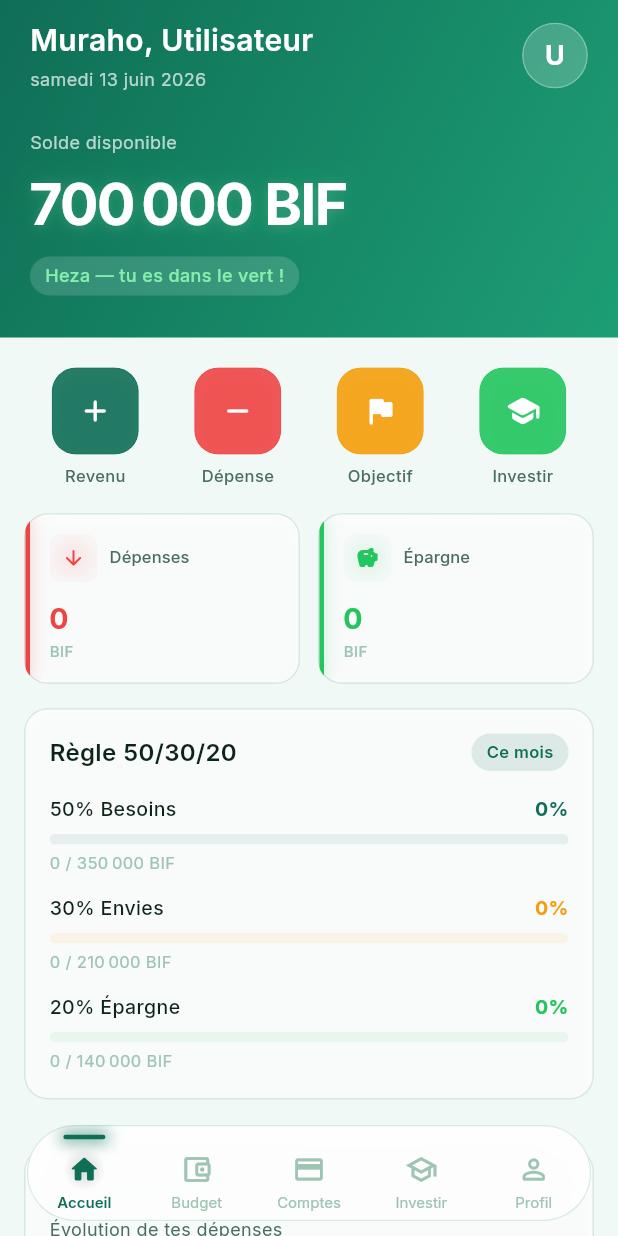
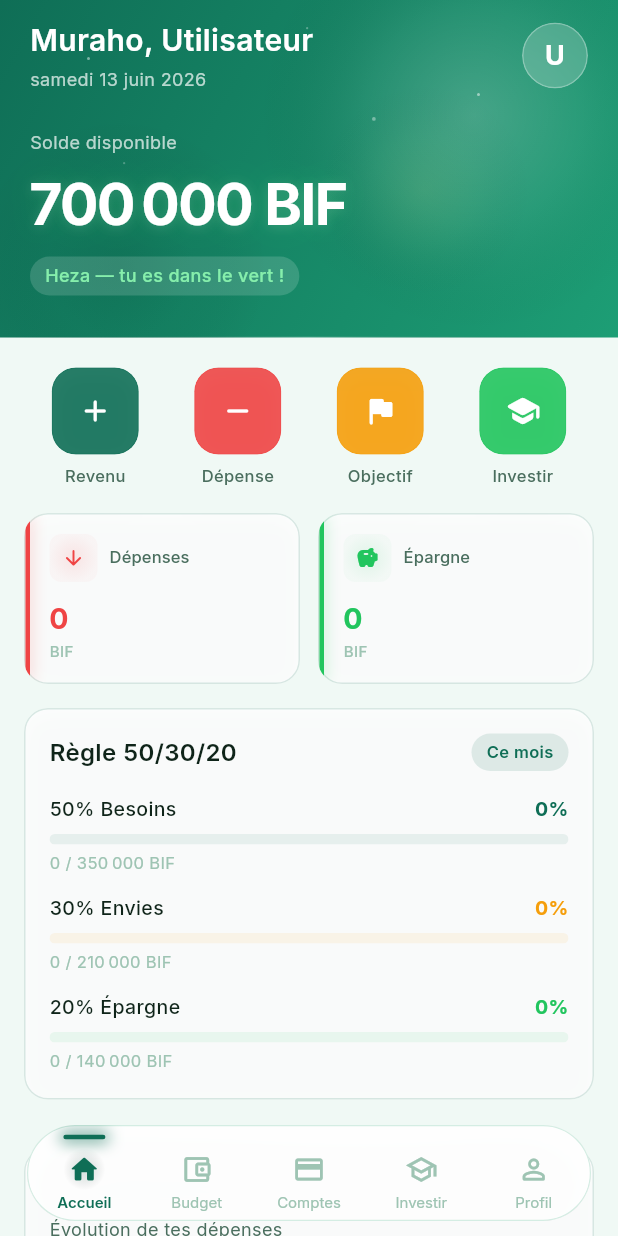
Before and after one commit to francisdanzo/heza_money, a Flutter app: the HomeScreen screen opened by its route, on a phone screen of 412 x 824 dp. Run offline on Flutter 3.47's test engine with Material 3 defaults, Android fonts, the phone set to English and light mode, and no system bars; our stand-ins replace drift, fl_chart, flutter_local_notifications, flutter_riverpod, go_router, pdf and 1 more; accounts and stored records are empty; generated files the repository leaves out were written again.

Commit message:
fix: Aurora background visible en Light Mode aussi
AuroraBackground accepte maintenant un paramètre isDark.
- Dark mode (inchangé) : blobs vert #22C55E, bleu #3B82F6, émeraude #10B981
- Light mode (nouveau) : blobs blanc, vert profond #064E3B, doré #FDE68A
  sur fond gradient vert Heza — sparkles plus opaques pour rester visibles
GlassGradientHeader utilise AuroraBackground dans les deux modes.

Co-Authored-By: Claude Sonnet 4.6 <noreply@anthropic.com>

```diff
--- a/lib/core/widgets/glass_components.dart
+++ b/lib/core/widgets/glass_components.dart
@@ -360,23 +360,10 @@ class GlassGradientHeader extends StatelessWidget {
   Widget build(BuildContext context) {
     final isDark = Theme.of(context).brightness == Brightness.dark;
 
-    if (!isDark) {
-      // Light mode — gradient vert Heza (inchangé)
-      return Container(
-        decoration: const BoxDecoration(
-          gradient: LinearGradient(
-            begin: Alignment.topLeft,
-            end: Alignment.bottomRight,
-            colors: [HezaColors.primary, Color(0xFF1D9E75)],
-          ),
-        ),
-        child: child,
-      );
-    }
-
-    // Dark mode — aurora animée avec blobs qui respirent
+    // Aurora animée dans les deux modes — blobs adaptés à chaque fond
     return ClipRect(
       child: AuroraBackground(
+        isDark: isDark,
         child: Stack(
           children: [
             // ── Accent ligne horizontale en bas ──────────────────────────────
@@ -388,7 +375,7 @@ class GlassGradientHeader extends StatelessWidget {
                   gradient: LinearGradient(
                     colors: [
                       Colors.transparent,
-                      HezaColors.primaryLight.withValues(alpha: 0.30),
+                      Colors.white.withValues(alpha: isDark ? 0.30 : 0.35),
                       Colors.transparent,
                     ],
                   ),
@@ -777,7 +764,8 @@ class GlassStatCard extends StatelessWidget {
 /// À utiliser derrière les headers et cartes hero en dark mode.
 class AuroraBackground extends StatefulWidget {
   final Widget child;
-  const AuroraBackground({super.key, required this.child});
+  final bool isDark;
+  const AuroraBackground({super.key, required this.child, this.isDark = true});
 
   @override
   State<AuroraBackground> createState() => _AuroraBackgroundState();
@@ -809,14 +797,16 @@ class _AuroraBackgroundState extends State<AuroraBackground>
     return Stack(
       fit: StackFit.passthrough,
       children: [
-        // Fond de base deep navy
+        // Fond de base
         Positioned.fill(
           child: Container(
-            decoration: const BoxDecoration(
+            decoration: BoxDecoration(
               gradient: LinearGradient(
                 begin: Alignment.topLeft,
                 end: Alignment.bottomRight,
-                colors: [Color(0xFF020617), Color(0xFF0B1628)],
+                colors: widget.isDark
+                    ? const [Color(0xFF020617), Color(0xFF0B1628)]
+                    : const [HezaColors.primary, Color(0xFF1D9E75)],
               ),
             ),
           ),
@@ -828,40 +818,44 @@ class _AuroraBackgroundState extends State<AuroraBackground>
               animation: _anim,
               builder: (_, __) {
                 final t = _anim.value;
-                return Stack(
-                  children: [
-                    // Blob vert — top-right, pulse (identité financière)
+                if (widget.isDark) {
+                  return Stack(children: [
+                    // Blob vert — top-right
                     Positioned(
-                      top: -80 + t * 25,
-                      right: -40 + t * 20,
-                      child: _AuroraBlob(
-                        size: 300 + t * 60,
-                        color: HezaColors.primaryLight,
-                        opacity: 0.11 + t * 0.09,
-                      ),
+                      top: -80 + t * 25, right: -40 + t * 20,
+                      child: _AuroraBlob(size: 300 + t * 60, color: HezaColors.primaryLight, opacity: 0.11 + t * 0.09),
                     ),
-                    // Blob bleu — bottom-left, profondeur
+                    // Blob bleu — bottom-left
                     Positioned(
-                      bottom: -40 - t * 15,
-                      left: -30 + t * 15,
-                      child: _AuroraBlob(
-                        size: 220 - t * 30,
-                        color: const Color(0xFF3B82F6),
-                        opacity: 0.07 + t * 0.06,
-                      ),
+                      bottom: -40 - t * 15, left: -30 + t * 15,
+                      child: _AuroraBlob(size: 220 - t * 30, color: const Color(0xFF3B82F6), opacity: 0.07 + t * 0.06),
                     ),
-                    // Blob émeraude — centre, accent
+                    // Blob émeraude — centre
                     Positioned(
-                      top: 40 + t * 40,
-                      right: 70 - t * 30,
-                      child: _AuroraBlob(
-                        size: 150 + t * 40,
-                        color: const Color(0xFF10B981),
-                        opacity: 0.05 + t * 0.05,
-                      ),
+                      top: 40 + t * 40, right: 70 - t * 30,
+                      child: _AuroraBlob(size: 150 + t * 40, color: const Color(0xFF10B981), opacity: 0.05 + t * 0.05),
                     ),
-                  ],
-                );
+                  ]);
+                } else {
+                  // Light mode — blobs blancs et vert profond sur fond vert
+                  return Stack(children: [
+                    // Blob blanc — top-right, lumière naturelle
+                    Positioned(
+                      top: -70 + t * 20, right: -50 + t * 15,
+                      child: _AuroraBlob(size: 280 + t * 50, color: Colors.white, opacity: 0.18 + t * 0.10),
+                    ),
+                    // Blob vert profond — bottom-left, profondeur
+                    Positioned(
+                      bottom: -50 - t * 10, left: -20 + t * 10,
+                      child: _AuroraBlob(size: 200 - t * 20, color: const Color(0xFF064E3B), opacity: 0.20 + t * 0.12),
+                    ),
+                    // Blob doré — centre, chaleur
+                    Positioned(
+                      top: 50 + t * 30, right: 60 - t * 20,
+                      child: _AuroraBlob(size: 140 + t * 30, color: const Color(0xFFFDE68A), opacity: 0.08 + t * 0.06),
+                    ),
+                  ]);
+                }
               },
             ),
           ),
@@ -879,8 +873,10 @@ class _AuroraBackgroundState extends State<AuroraBackground>
       [58.0, 38.0], [204.0, 18.0], [318.0, 62.0],
       [82.0, 108.0], [248.0, 78.0], [152.0, 28.0],
     ];
-    const sizes   = [2.0, 1.5, 2.0, 1.5, 2.5, 1.5];
-    const opacities = [0.35, 0.22, 0.38, 0.18, 0.28, 0.22];
+    const sizes     = [2.0, 1.5, 2.0, 1.5, 2.5, 1.5];
+    final opacities = widget.isDark
+        ? const [0.35, 0.22, 0.38, 0.18, 0.28, 0.22]
+        : const [0.45, 0.30, 0.50, 0.25, 0.38, 0.30];
     return List.generate(6, (i) => Positioned(
       left: positions[i][0],
       top:  positions[i][1],
```
